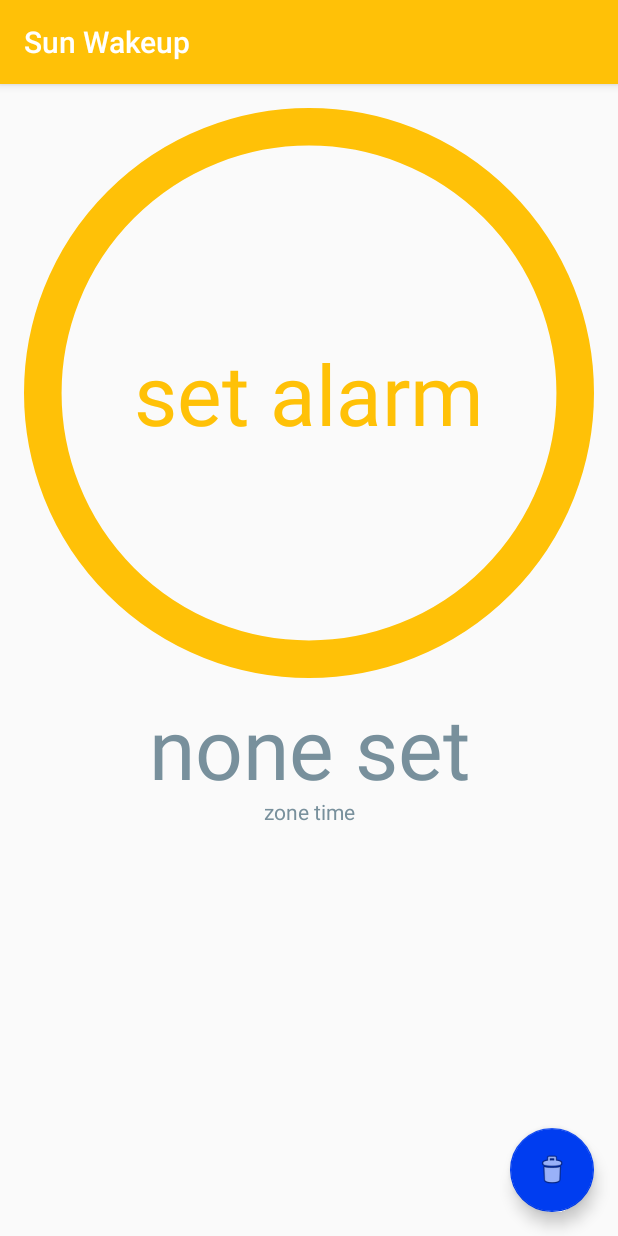
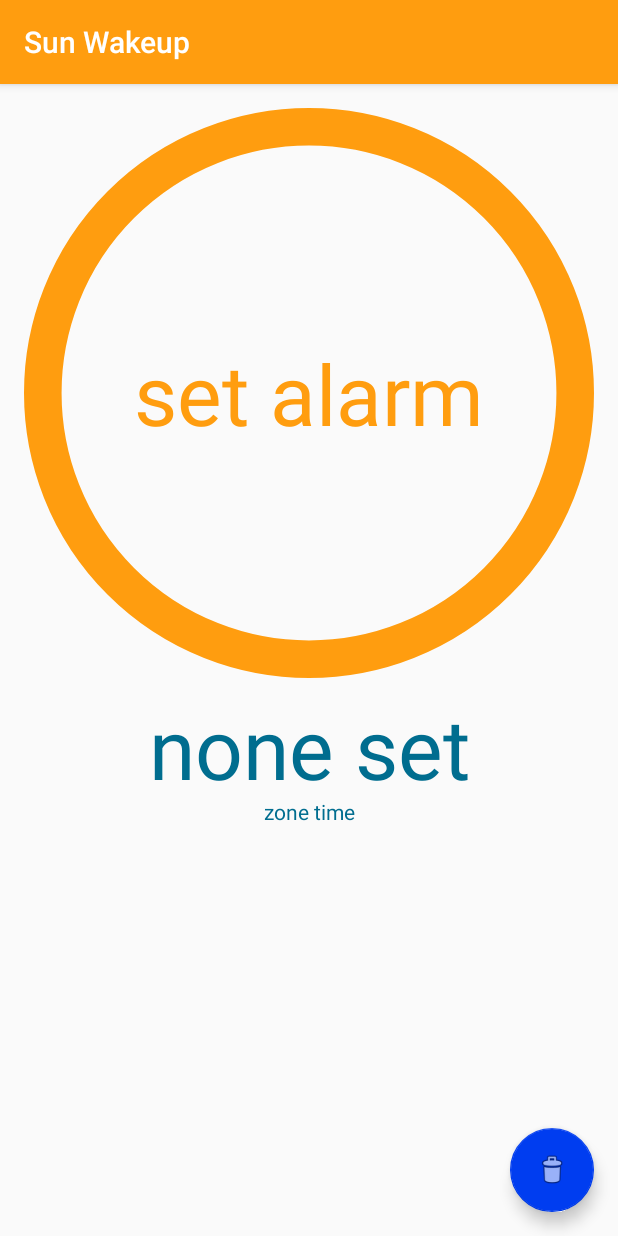
Before and after one commit to kreikenbaum/suntime-app, an Android app: the SunWakeupActivity screen opened directly, with no data from a screen before it, on a phone screen of 412 x 824 dp. Run offline under Robolectric (Android 15) with nearby library versions, the phone set to English and light mode, and no system bars; libraries missing offline, so code that uses them is left out: javax.json; 2 statements that could not run were skipped.

Commit message:
colors were less tidy

```diff
--- a/app/src/main/res/values/colors.xml
+++ b/app/src/main/res/values/colors.xml
@@ -1,23 +1,8 @@
 <?xml version="1.0" encoding="utf-8"?>
 <resources>
-    <!--<color name="colorPrimaryLight">#ffb141</color>-->
-    <color name="colorPrimary">#FFC107</color>
-    <color name="colorPrimaryDark">#FFA000</color> <!-- mb change -->
+    <color name="colorPrimary">#ff9d0f</color>
+    <color name="colorPrimaryDark">#cd7900</color>
     <color name="colorAccent">#003df0</color>
     <color name="colorShade">#33003df0</color>
-    <color name="colorSecondary">#78909C</color>
+    <color name="colorSecondary">#006d8f</color>
 </resources>
-<!--
-
-    &lt;!&ndash;<color name="colorPrimaryLight">#ffb141</color>&ndash;&gt;
-<color name="colorPrimary">#ff9d0f</color>
-<color name="colorPrimaryDark">#cd7900</color>
-<color name="colorAccent">#0aab72</color>
-<color name="colorShade">#33003df0</color>
-<color name="colorSecondary">#2a22b2</color>-->
-
-
-<!--
-
-<color name="colorPrimary">#FFC107</color>
-<color name="colorPrimaryDark">#FFA000</color> &lt;!&ndash; mb change &ndash;&gt;-->
```
